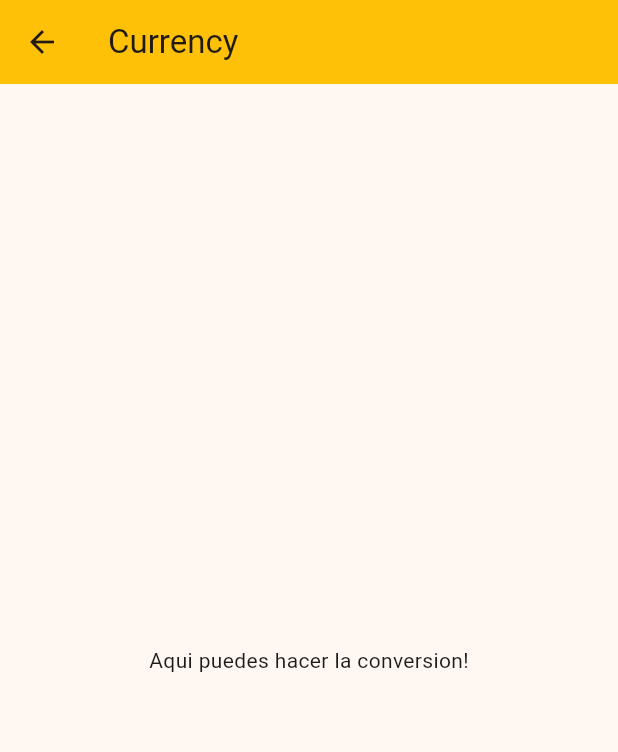
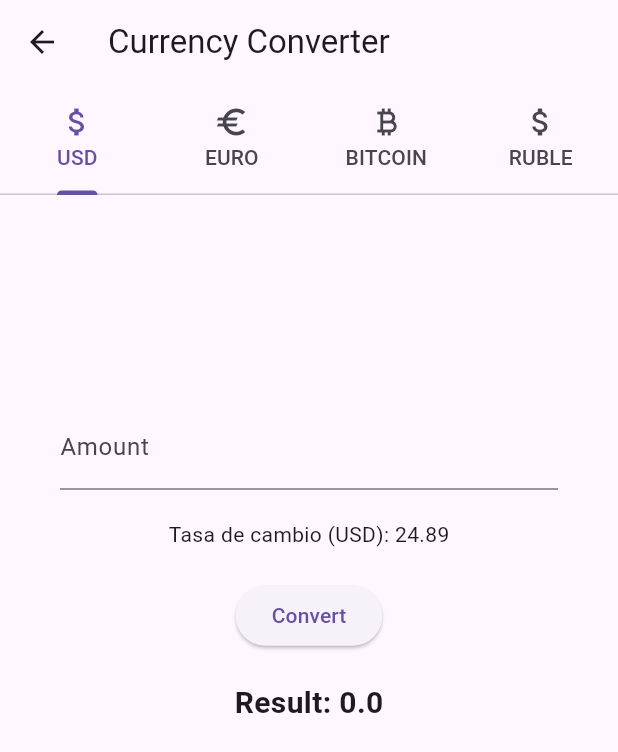
Before and after one commit to ddpadilla/Flutter-Currency-Converter-App, a Flutter app: the screen it shows after launch, after a tap on "Ir al convertidor de divisa", on a phone screen of 412 x 824 dp. Shown: the top 752 px of the screen. Run offline on Flutter 3.47's test engine with Material 3 defaults, Android fonts, the phone set to English and light mode, and no system bars; our stand-ins replace go_router.

Commit message:
agregando routin

```diff
--- /dev/null
+++ b/lib/domain/models/currency.dart
@@ -0,0 +1,6 @@
+class Currency {
+  final String name;
+  final double value;
+
+  Currency({required this.name, required this.value});
+}
--- /dev/null
+++ b/lib/infrastructure/router/main_router.dart
@@ -0,0 +1,22 @@
+import 'package:flutter/material.dart';
+import 'package:flutter_application_2/presentacion/screens/index.dart'; // se importa el index con todas las rutas
+import 'package:go_router/go_router.dart';
+
+final mainRouter = GoRouter(
+  routes: <RouteBase>[
+    GoRoute(
+      path: '/',
+      builder: (BuildContext context, GoRouterState state) {
+        return const HomeScreen('Currency Converter');
+      },
+      routes: <RouteBase>[
+        GoRoute(
+          path: 'currency_convert',
+          builder: (BuildContext context, GoRouterState state) {
+            return CurrencyConvertScreen();
+          },
+        ),
+      ],
+    ),
+  ],
+);
--- a/lib/main.dart
+++ b/lib/main.dart
@@ -1,4 +1,5 @@
 import 'package:flutter/material.dart';
+import 'package:flutter_application_2/infrastructure/router/main_router.dart';
 import 'package:flutter_application_2/presentacion/screens/home/home_screen.dart';
 import 'package:flutter_application_2/presentacion/commons/theme.dart';
 
@@ -12,8 +13,8 @@ class MyApp extends StatelessWidget {
   // This widget is the root of your application.
   @override
   Widget build(BuildContext context) {
-    return MaterialApp(
-      home: const HomeScreen(title),
+    return MaterialApp.router(
+      routerConfig: mainRouter,
       theme: appTheme,
       darkTheme: appDarkTheme,
     );
--- a/lib/presentacion/screens/currency_convert/currency_convert_screen.dart
+++ b/lib/presentacion/screens/currency_convert/currency_convert_screen.dart
@@ -1,16 +1,40 @@
 import 'package:flutter/material.dart';
+import 'package:flutter_application_2/presentacion/screens/currency_convert/widgets/form_converter.dart';
 
 class CurrencyConvertScreen extends StatelessWidget {
-  const CurrencyConvertScreen({super.key});
-
   @override
   Widget build(BuildContext context) {
-    return Scaffold(
-      appBar: AppBar(
-        title: const Text('Currency'),
-      ),
-      body: const Center(
-        child: Text('Aqui puedes hacer la conversion!'),
+    return MaterialApp(
+      home: DefaultTabController(
+        length:
+            4, // Asegúrate de que este número coincida con el número de pestañas y vistas
+        child: Scaffold(
+          appBar: AppBar(
+            bottom: const TabBar(
+              tabs: [
+                Tab(icon: Icon(Icons.attach_money), text: 'USD'),
+                Tab(icon: Icon(Icons.euro), text: 'EURO'),
+                Tab(icon: Icon(Icons.currency_bitcoin), text: 'BITCOIN'),
+                Tab(icon: Icon(Icons.attach_money), text: 'RUBLE'),
+              ],
+            ),
+            title: const Text('Currency Converter'),
+            leading: IconButton(
+              icon: Icon(Icons.arrow_back),
+              onPressed: () {
+                Navigator.pop(context);
+              },
+            ),
+          ),
+          body: const TabBarView(
+            children: <Widget>[
+              FormConverter(currency: 'USD'),
+              FormConverter(currency: 'EURO'),
+              FormConverter(currency: 'BITCOIN'),
+              FormConverter(currency: 'RUBLE'),
+            ],
+          ),
+        ),
       ),
     );
   }
--- /dev/null
+++ b/lib/presentacion/screens/currency_convert/widgets/form_converter.dart
@@ -0,0 +1,89 @@
+import 'package:flutter/material.dart';
+import 'package:flutter/services.dart';
+import 'package:flutter_application_2/domain/models/currency.dart';
+
+class FormConverter extends StatefulWidget {
+  final String currency;
+  const FormConverter({super.key, required this.currency});
+
+  @override
+  State<FormConverter> createState() => _FormConverterState();
+}
+
+class _FormConverterState extends State<FormConverter> {
+  List<Currency> currencies = [
+    Currency(name: 'USD', value: 24.89),
+    Currency(name: 'EURO', value: 27.45),
+    Currency(name: 'BITCOIN', value: 102023),
+    Currency(name: 'RUBLE', value: 73.50),
+  ];
+
+  double _amount = 0.0;
+  double _result = 0.0;
+
+  convertAmount(String currency) {
+    for (var i = 0; i < currencies.length; i++) {
+      if (currencies[i].name == currency) {
+        setState(() {
+          _result = _amount * currencies[i].value;
+        });
+      }
+    }
+  }
+
+  @override
+  Widget build(BuildContext context) {
+    String currency = widget.currency;
+    return Padding(
+      padding: const EdgeInsets.all(40.0),
+      child: Column(
+        mainAxisAlignment: MainAxisAlignment.center,
+        children: <Widget>[
+          TextField(
+            inputFormatters: <TextInputFormatter>[
+              FilteringTextInputFormatter.digitsOnly
+            ], // Only numbers can be entered, no permite ingresar letras solo numeros
+            keyboardType: TextInputType.number,
+            decoration: const InputDecoration(
+              labelText: 'Amount',
+              hintText: 'Enter amount to convert',
+            ),
+            onChanged: (value) => setState(() {
+              if (double.tryParse(value) != null) {
+                _amount = double.parse(value);
+              }
+            }),
+          ),
+          const SizedBox(
+            height: 20,
+          ),
+          Text(
+            "Tasa de cambio ($currency): ${currencies.where((element) => element.name == currency).first.value}",
+          ),
+          const SizedBox(
+            height: 20,
+          ),
+          ElevatedButton(
+            onPressed: () {
+              convertAmount(currency);
+            },
+            child: const Text('Convert'),
+          ),
+          const SizedBox(
+            height: 20,
+          ),
+          Text(
+            'Result: $_result',
+            style: const TextStyle(
+              fontSize: 20,
+              fontWeight: FontWeight.bold,
+            ),
+          ),
+          const SizedBox(
+            height: 200,
+          ),
+        ],
+      ),
+    );
+  }
+}
--- a/lib/presentacion/screens/home/home_screen.dart
+++ b/lib/presentacion/screens/home/home_screen.dart
@@ -1,6 +1,7 @@
 import 'package:flutter/material.dart';
 import 'package:flutter/widgets.dart';
 import 'package:flutter_application_2/presentacion/screens/currency_convert/currency_convert_screen.dart';
+import 'package:go_router/go_router.dart';
 
 class HomeScreen extends StatelessWidget {
   final String title;
@@ -19,10 +20,9 @@ class HomeScreen extends StatelessWidget {
             Text('Welcome to $title  App!'),
             FloatingActionButton.extended(
                 onPressed: () {
-                  Navigator.push(
-                      context,
-                      MaterialPageRoute(
-                          builder: (context) => const CurrencyConvertScreen()));
+                  // como ya tenemos creado routing, no es necesario usar Navigator push
+                  // Navigator.push( context, MaterialPageRoute(builder: (context) => CurrencyConvertScreen()));
+                  context.go('/currency_convert');
                 },
                 label: const Text('Ir al convertidor de divisa'),
                 icon: const Icon(Icons.monetization_on)),
--- /dev/null
+++ b/lib/presentacion/screens/index.dart
@@ -0,0 +1,4 @@
+//esto es para el routing
+
+export 'home/home_screen.dart';
+export 'currency_convert/currency_convert_screen.dart';
--- a/pubspec.yaml
+++ b/pubspec.yaml
@@ -35,6 +35,7 @@ dependencies:
   # The following adds the Cupertino Icons font to your application.
   # Use with the CupertinoIcons class for iOS style icons.
   cupertino_icons: ^1.0.6
+  go_router: ^14.2.7
 
 dev_dependencies:
   flutter_test:
```
Also changed, not shown: lib/infrastructure/services/currency_service.dart (added), pubspec.lock.
